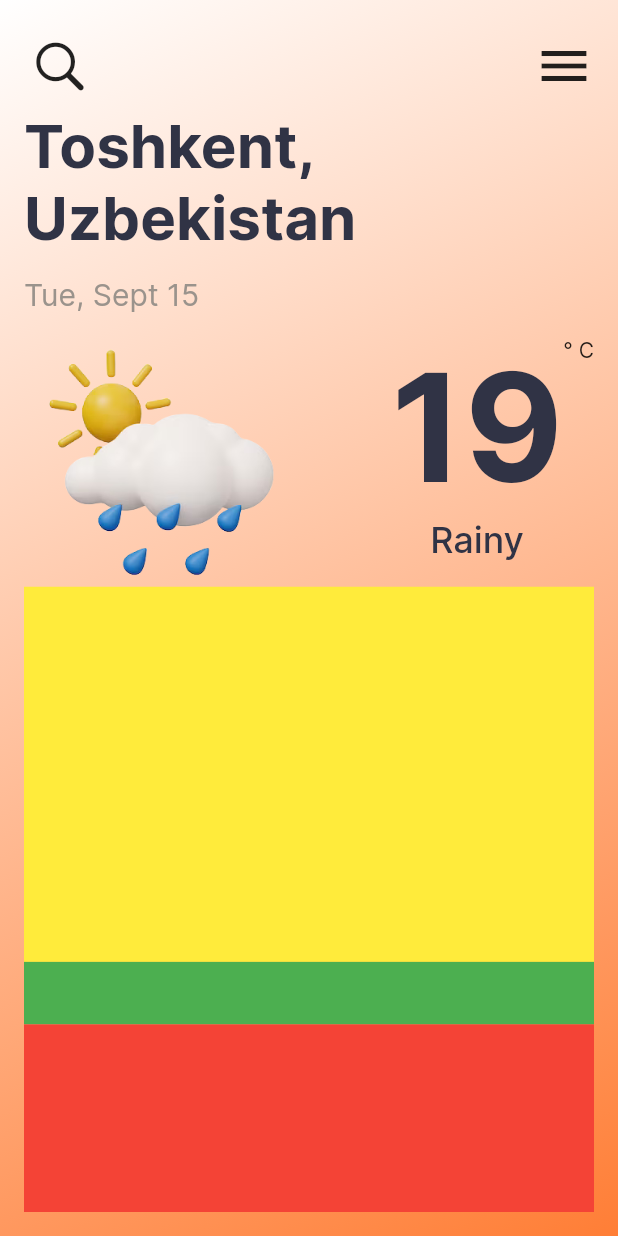
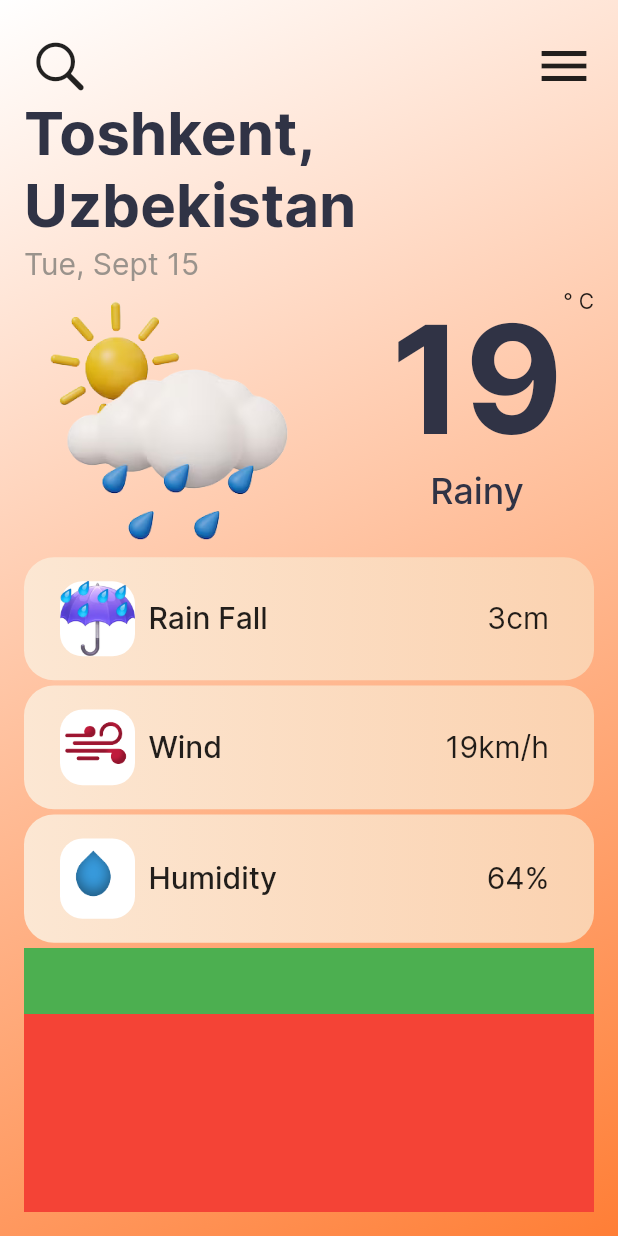
Before and after one commit to toxirjon96/weather_app, a Flutter app: the screen it shows after launch, on a phone screen of 412 x 824 dp. Run offline on Flutter 3.47's test engine with Material 2 defaults, Android fonts, the phone set to English and light mode, and no system bars.

Commit message:
home page changed

```diff
--- a/lib/src/pages/home_page/widget/expanded_home_body.dart
+++ b/lib/src/pages/home_page/widget/expanded_home_body.dart
@@ -13,7 +13,7 @@ class ExpandedHomeBody extends StatelessWidget {
           child: HomeAppBar(),
         ),
         const Expanded(
-          flex: 4,
+          flex: 3,
           child: Column(
             crossAxisAlignment: CrossAxisAlignment.start,
             mainAxisAlignment: MainAxisAlignment.spaceEvenly,
@@ -78,11 +78,9 @@ class ExpandedHomeBody extends StatelessWidget {
             ],
           ),
         ),
-        Expanded(
+        const Expanded(
           flex: 6,
-          child: Container(
-            color: Colors.yellow,
-          ),
+          child: WeatherInfo(),
         ),
         Expanded(
           child: Container(
--- /dev/null
+++ b/lib/src/pages/home_page/widget/weather_info.dart
@@ -0,0 +1,102 @@
+import 'package:weather_app/weather_app_library.dart';
+
+class WeatherInfo extends StatelessWidget {
+  const WeatherInfo({super.key});
+
+  @override
+  Widget build(BuildContext context) {
+    return Column(
+      mainAxisAlignment: MainAxisAlignment.spaceEvenly,
+      children: [
+        InfoItem(
+          image: Image.asset(
+            "assets/images/rain_fall.png",
+            width: 50,
+          ),
+          infoName: "Rain Fall",
+          infoValue: "3cm",
+        ),
+        InfoItem(
+          image: Image.asset(
+            "assets/images/wind.png",
+            width: 50,
+          ),
+          infoName: "Wind",
+          infoValue: "19km/h",
+        ),
+        InfoItem(
+          image: Image.asset(
+            "assets/images/humidity.png",
+            width: 50,
+          ),
+          infoName: "Humidity",
+          infoValue: "64%",
+        )
+      ],
+    );
+  }
+}
+
+class InfoItem extends StatelessWidget {
+  const InfoItem({
+    super.key,
+    required this.image,
+    required this.infoName,
+    required this.infoValue,
+  });
+
+  final Image image;
+  final String infoName;
+  final String infoValue;
+
+  @override
+  Widget build(BuildContext context) {
+    return Container(
+      padding: const EdgeInsets.only(
+        right: 30,
+        top: 12,
+        bottom: 12,
+        left: 20,
+      ),
+      decoration: BoxDecoration(
+        borderRadius: BorderRadius.circular(20),
+        gradient: const LinearGradient(
+          begin: Alignment.centerRight,
+          end: Alignment.centerLeft,
+          colors: [
+            Color(0xFFFBD2B0),
+            Color(0xFFFCE7D3),
+          ],
+        ),
+      ),
+      child: Row(
+        children: [
+          Container(
+            alignment: Alignment.center,
+            margin: const EdgeInsets.all(4),
+            decoration: BoxDecoration(
+              borderRadius: BorderRadius.circular(15),
+              color: Colors.white,
+            ),
+            child: image,
+          ),
+          const SizedBox(
+            width: 5,
+          ),
+          Text(
+            infoName,
+            style: const TextStyle(
+              fontSize: 20,
+              fontWeight: FontWeight.w500,
+            ),
+          ),
+          const Spacer(),
+          Text(
+            infoValue,
+            style: const TextStyle(fontSize: 20),
+          ),
+        ],
+      ),
+    );
+  }
+}
--- a/lib/weather_app_library.dart
+++ b/lib/weather_app_library.dart
@@ -6,3 +6,4 @@ export 'package:flutter/material.dart';
 //page
 export 'package:weather_app/src/pages/home_page/home_page.dart';
 export 'package:weather_app/src/pages/home_page/widget/expanded_home_body.dart';
+export 'package:weather_app/src/pages/home_page/widget/weather_info.dart';
--- a/pubspec.yaml
+++ b/pubspec.yaml
@@ -25,6 +25,7 @@ flutter:
   uses-material-design: true
 
   assets:
+    - assets/images/
     - assets/images/rainy/
 
   fonts:
```
Also changed, not shown: assets/images/humidity.png (added), assets/images/rain_fall.png (added), assets/images/wind.png (added).
